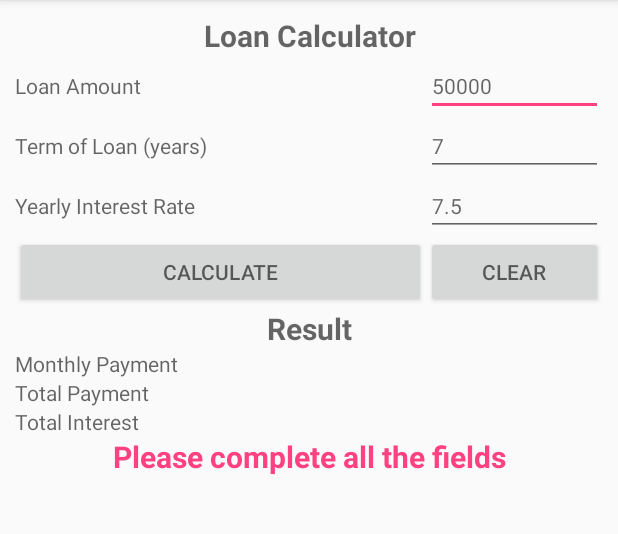
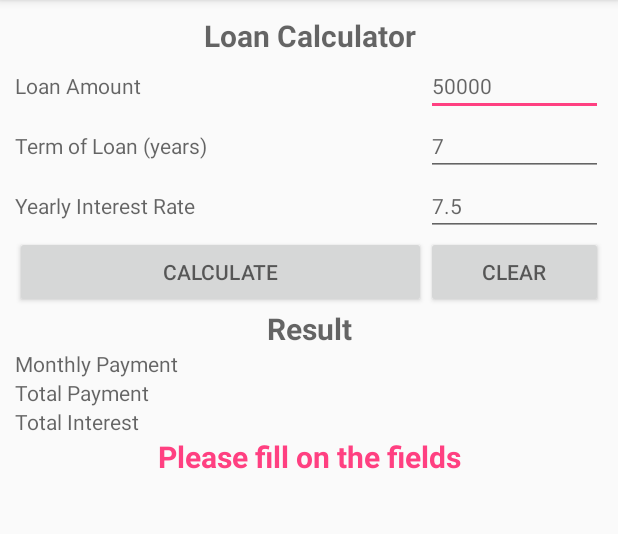
Before and after one commit to kimhyonh/lab2-calculator, an Android app: the screen it shows after launch (MainActivity), after a tap on "CALCULATE", on a phone screen of 412 x 824 dp, the part 84-618 px from its top. Run offline under Robolectric (Android 15) with nearby library versions, the phone set to English and light mode, and no system bars.

Commit message:
add the error to string.xml

```diff
--- a/app/src/main/java/com/example/a1441278/lab2_calculator/MainActivity.java
+++ b/app/src/main/java/com/example/a1441278/lab2_calculator/MainActivity.java
@@ -61,7 +61,7 @@ public class MainActivity extends AppCompatActivity {
         String interest = etInterest.getText().toString();
 
         if(loanAmt.isEmpty() || termOfLoan.isEmpty() || interest.isEmpty()) {
-            tvError.setText("Please complete all the fields");
+            tvError.setText(R.string.errorMissingFields);
             tvError.setVisibility(View.VISIBLE);
             return false;
         }
@@ -73,7 +73,7 @@ public class MainActivity extends AppCompatActivity {
             tvError.setText("");
             tvError.setVisibility(View.INVISIBLE);
         } catch (NumberFormatException e){
-            tvError.setText("Please type valid number");
+            tvError.setText(R.string.errorInvalidNumber);
             tvError.setVisibility(View.VISIBLE);
             return false;
         }
--- a/app/src/main/res/values/strings.xml
+++ b/app/src/main/res/values/strings.xml
@@ -13,4 +13,6 @@
     <string name="monthlyPayment">Monthly Payment</string>
     <string name="totalPayment">Total Payment</string>
     <string name="totalInterest">Total Interest</string>
+    <string name="errorMissingFields">Please fill on the fields</string>
+    <string name="errorInvalidNumber">Invalid number</string>
 </resources>
```
